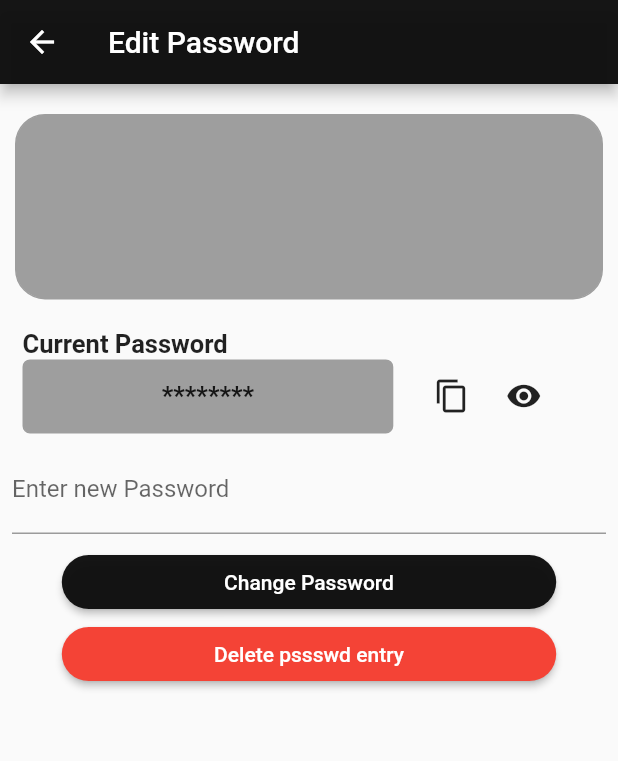
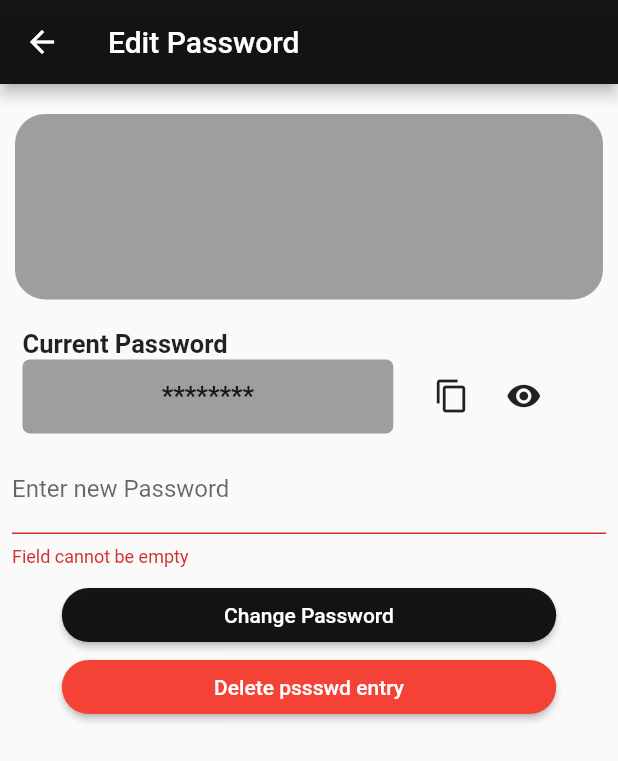
Before and after one commit to theTrivia/pssswd, a Flutter app: the EditPassword screen opened directly with empty values, after a tap on "Change Password", on a phone screen of 412 x 824 dp. Shown: the top 761 px of the screen. Run offline on Flutter 3.47's test engine with Material 2 defaults, Android fonts, the phone set to English and light mode, and no system bars; our stand-ins replace cloud_firestore, firebase_auth, firebase_core, flutter_secure_storage, fluttertoast, hexcolor and 2 more; missing offline and left inert: crypt, encrypt, flutter_config; accounts and stored records are empty.

Commit message:
added form validation for edit password

```diff
--- a/lib/components/changePassword.dart
+++ b/lib/components/changePassword.dart
@@ -7,23 +7,67 @@ import 'package:pssswd/functions/passwordEncrypter.dart';
 
 import '../providers/user_entries.dart';
 
-class ChangePassword extends StatelessWidget {
+class ChangePassword extends StatefulWidget {
   var entry_id;
   var domain;
   var newPassword;
+
+  ChangePassword(
+    this.entry_id,
+    this.newPassword,
+  );
+
+  @override
+  State<ChangePassword> createState() => _ChangePasswordState();
+}
+
+class _ChangePasswordState extends State<ChangePassword> {
+  var newPasswordValue;
+
+  final newPasswordController = TextEditingController();
+
   final secureStorage = FlutterSecureStorage();
-  ChangePassword(this.entry_id, this.domain, this.newPassword);
+
+  final GlobalKey<FormState> _newPasswordFormValidationKey =
+      GlobalKey<FormState>();
 
   @override
   Widget build(BuildContext context) {
     final mediaQuery = MediaQuery.of(context);
     var _uid = secureStorage.read(key: 'loggedInUserId');
 
-    return ButtonTheme(
+    return Form(
+      key: _newPasswordFormValidationKey,
+      child: Column(
+        children: [
+          Padding(
+            padding: const EdgeInsets.all(8.0),
+            child: TextFormField(
+              decoration: InputDecoration(labelText: 'Enter new Password'),
+              controller: newPasswordController,
+              validator: (val) {
+                if (val == '') {
+                  return "Field cannot be empty";
+                }
+                return null;
+              },
+              onChanged: (text) {
+                setState(() {
+                  newPasswordValue = text;
+                });
+              },
+            ),
+          ),
+          ButtonTheme(
             minWidth: mediaQuery.size.width * 0.8,
             shape: StadiumBorder(),
             child: RaisedButton(
               onPressed: () async {
+                if (!_newPasswordFormValidationKey.currentState!.validate()) {
+                  print('Field cannot be empty');
+                  return;
+                }
+
                 var db = FirebaseFirestore.instance;
                 // print('----------------');
                 // print(newPassword);
@@ -34,21 +78,29 @@ class ChangePassword extends StatelessWidget {
                 //need t0 change the encrypted password after changing the password
                 // store it to the database
 
-          var _masterPassword = await secureStorage.read(key: 'masterPassword');
+                var _masterPassword =
+                    await secureStorage.read(key: 'masterPassword');
 
                 final ep = PasswordEnrypter();
                 final encryptedPasswordMap =
-              await ep.encryptPassword(newPassword, _masterPassword);
+                    await ep.encryptPassword(newPasswordValue, _masterPassword);
+                print(encryptedPasswordMap);
 
-          await db.collection('password_entries').doc(entry_id).update({
+                await db
+                    .collection('password_entries')
+                    .doc(widget.entry_id)
+                    .update({
                   "password": encryptedPasswordMap['encryptedPassword'],
-            "randForKeyToStore": encryptedPasswordMap['randForKeyToStore'],
+                  "randForKeyToStore":
+                      encryptedPasswordMap['randForKeyToStore'],
                   "randForIV": encryptedPasswordMap['randForIV'],
                 }).then((value) => print('doc edited'));
 
-          await Provider.of<UserEntries>(context, listen: false).fetchEntries();
+                await Provider.of<UserEntries>(context, listen: false)
+                    .fetchEntries();
                 Fluttertoast.showToast(
-              msg: 'Your password for entry ${domain} has been changed');
+                    msg:
+                        'Your password for entry ${widget.domain} has been changed');
                 Navigator.pop(context);
               },
               child: Text(
@@ -58,6 +110,9 @@ class ChangePassword extends StatelessWidget {
                 ),
               ),
             ),
+          ),
+        ],
+      ),
     );
   }
 }
--- a/lib/screens/editPassword.dart
+++ b/lib/screens/editPassword.dart
@@ -139,19 +139,36 @@ class _EditPasswordState extends State<EditPassword> {
                 ),
               ],
             ),
-            Padding(
-              padding: const EdgeInsets.all(8.0),
-              child: TextFormField(
-                decoration: InputDecoration(labelText: 'Enter new Password'),
-                controller: newPasswordController,
-                onChanged: (text) {
-                  setState(() {
-                    newPasswordValue = text;
-                  });
-                },
+            Form(
+              child: Column(
+                children: [
+                  // Padding(
+                  //   padding: const EdgeInsets.all(8.0),
+                  //   child: TextFormField(
+                  //     decoration:
+                  //         InputDecoration(labelText: 'Enter new Password'),
+                  //     controller: newPasswordController,
+                  //     validator: (val) {
+                  //       if (val == '') {
+                  //         return "Field cannot be empty";
+                  //       }
+                  //       return null;
+                  //     },
+                  //     onChanged: (text) {
+                  //       setState(() {
+                  //         newPasswordValue = text;
+                  //       });
+                  //     },
+                  //   ),
+                  // ),
+                  ChangePassword(
+                    widget.entry_id,
+                    // widget.domain,
+                    newPasswordValue,
+                  ),
+                ],
               ),
             ),
-            ChangePassword(widget.entry_id, widget.domain, newPasswordValue),
             DeletePasswordEntry(widget.entry_id),
           ]),
         ));
```
Also changed, not shown: lib/screens/addPasswd.dart (+17 -0 lines), lib/screens/signupScreen.dart (+12 -8 lines). Lines whose indentation alone changed are shown as unchanged.
